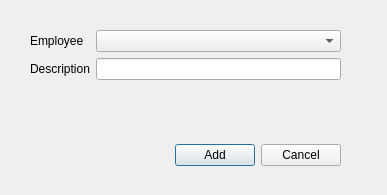
Above: demo/crm/client/addCustomerEmployeeRelation.ui from Wolframe/qtClient before the change. Below: the same form after it.
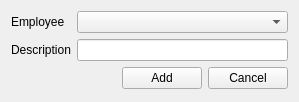
That is the form after the change.

Commit message: fixed relation dialogs in CRM example (no QDialog)

Diff of the .ui file:
```diff
--- a/demo/crm/client/addCustomerEmployeeRelation.ui
+++ b/demo/crm/client/addCustomerEmployeeRelation.ui
@@ -1,13 +1,19 @@
 <?xml version="1.0" encoding="UTF-8"?>
 <ui version="4.0">
  <class>relation</class>
- <widget class="QDialog" name="relation">
+ <widget class="QWidget" name="relation">
+  <property name="modal" stdset="0">
+   <bool>false</bool>
+  </property>
+  <property name="windowModality">
+   <enum>Qt::WindowModal</enum>
+  </property>
   <property name="geometry">
    <rect>
     <x>0</x>
     <y>0</y>
-    <width>387</width>
-    <height>195</height>
+    <width>299</width>
+    <height>102</height>
    </rect>
   </property>
   <property name="windowTitle">
@@ -19,15 +25,6 @@
   <property name="synonym:employeeid" stdset="0">
    <string>employee.selected</string>
   </property>
-  <widget class="QWidget" name="formLayoutWidget">
-   <property name="geometry">
-    <rect>
-     <x>30</x>
-     <y>30</y>
-     <width>311</width>
-     <height>101</height>
-    </rect>
-   </property>
    <layout class="QFormLayout" name="formLayout">
     <item row="0" column="0">
      <widget class="QLabel" name="label">
@@ -53,18 +50,8 @@
     <item row="1" column="1">
      <widget class="QLineEdit" name="description"/>
     </item>
-   </layout>
-  </widget>
-  <widget class="QWidget" name="layoutWidget">
-   <property name="geometry">
-    <rect>
-     <x>30</x>
-     <y>140</y>
-     <width>311</width>
-     <height>31</height>
-    </rect>
-   </property>
-   <layout class="QHBoxLayout" name="horizontalLayout">
+   <item row="3" column="1">
+    <layout class="QHBoxLayout" name="horizontalLayout_2">
     <item>
      <spacer name="horizontalSpacer">
       <property name="orientation">
@@ -105,7 +92,8 @@
      </widget>
     </item>
    </layout>
-  </widget>
+   </item>
+  </layout>
  </widget>
  <resources/>
  <connections/>
```
Left out of the diff: 5 changed lines with no effect on the pictures. Lines whose indentation alone changed are shown as unchanged. The commit also changes 1 other file.
